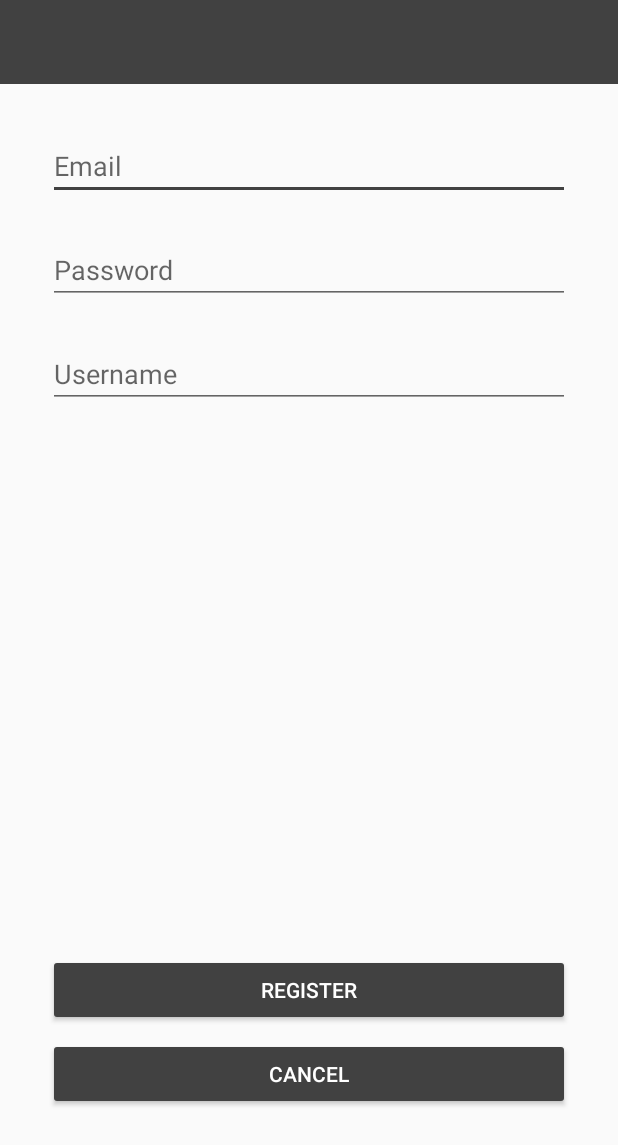
After one commit to gibbo49/MyBank, an Android app: the RegisterActivity screen opened directly, with no data from a screen before it, on a phone screen of 412 x 824 dp. The commit adds this screen. Shown: the top 1145 px of the screen. Run offline under Robolectric (Android 15) with nearby library versions, the phone set to English and light mode, and no system bars; our stand-ins replace Firebase (no records; nobody signed in at launch, a user with empty details on screens opened directly).

Commit message:
add register user activity and design layout

```diff
--- a/app/src/main/AndroidManifest.xml
+++ b/app/src/main/AndroidManifest.xml
@@ -2,7 +2,7 @@
 <manifest xmlns:android="http://schemas.android.com/apk/res/android"
     package="com.chrisgibson.mybank">
 
-    <uses-permission android:name="android.permission.INTERNET"/>
+    <uses-permission android:name="android.permission.INTERNET" />
 
     <application
         android:allowBackup="true"
@@ -10,8 +10,10 @@
         android:label="@string/app_name"
         android:supportsRtl="true"
         android:theme="@style/AppTheme">
-        <meta-data android:name="com.facebook.sdk.ApplicationId"
-            android:value="@string/facebook_app_id"/>
+        <meta-data
+            android:name="com.facebook.sdk.ApplicationId"
+            android:value="@string/facebook_app_id" />
+
         <activity android:name=".ListActivity">
             <intent-filter>
                 <action android:name="android.intent.action.MAIN" />
@@ -20,7 +22,8 @@
             </intent-filter>
         </activity>
         <activity android:name=".AddExpenseActivity" />
-        <activity android:name=".LoginActivity"></activity>
+        <activity android:name=".LoginActivity" />
+        <activity android:name=".RegisterActivity"></activity>
     </application>
 
 </manifest>
--- a/app/src/main/java/com/chrisgibson/mybank/LoginActivity.kt
+++ b/app/src/main/java/com/chrisgibson/mybank/LoginActivity.kt
@@ -5,6 +5,7 @@ import android.os.Bundle
 import android.support.design.widget.Snackbar
 import android.util.Log
 import android.view.View
+import android.widget.Toast
 import com.facebook.CallbackManager
 import com.facebook.FacebookCallback
 import com.facebook.FacebookException
@@ -30,7 +31,13 @@ class LoginActivity : AppCompatActivity() {
             override fun onSuccess(result: LoginResult?) {
                 if (result != null){
                     val credential = FacebookAuthProvider.getCredential(result.accessToken.token)
-                    //firebaseLogin(credential)
+                    auth.signInWithCredential(credential).addOnCompleteListener { task ->
+                        if (task.isSuccessful){
+                            Toast.makeText(this@LoginActivity,"Login Successfull",Toast.LENGTH_LONG).show()
+                        }else{
+                            Toast.makeText(this@LoginActivity,"Something went wrong. Please try again later",Toast.LENGTH_LONG).show()
+                        }
+                    }
                 }
             }
 
@@ -64,5 +71,9 @@ class LoginActivity : AppCompatActivity() {
 
     }
 
+    fun loginRegisterClicked(view: View){
+
+    }
+
 
 }
--- /dev/null
+++ b/app/src/main/java/com/chrisgibson/mybank/RegisterActivity.kt
@@ -0,0 +1,16 @@
+package com.chrisgibson.mybank
+
+import android.support.v7.app.AppCompatActivity
+import android.os.Bundle
+import com.google.firebase.auth.FirebaseAuth
+
+class RegisterActivity : AppCompatActivity() {
+
+    lateinit var auth: FirebaseAuth
+
+    override fun onCreate(savedInstanceState: Bundle?) {
+        super.onCreate(savedInstanceState)
+        setContentView(R.layout.activity_register)
+        auth = FirebaseAuth.getInstance()
+    }
+}
--- a/app/src/main/res/layout/activity_login.xml
+++ b/app/src/main/res/layout/activity_login.xml
@@ -74,6 +74,7 @@
         android:layout_width="wrap_content"
         android:layout_height="wrap_content"
         android:layout_marginBottom="8dp"
+        android:onClick="loginRegisterClicked"
         android:text="register"
         app:layout_constraintBottom_toBottomOf="parent"
         app:layout_constraintEnd_toEndOf="parent"
--- /dev/null
+++ b/app/src/main/res/layout/activity_register.xml
@@ -0,0 +1,96 @@
+<?xml version="1.0" encoding="utf-8"?>
+<android.support.constraint.ConstraintLayout xmlns:android="http://schemas.android.com/apk/res/android"
+    xmlns:app="http://schemas.android.com/apk/res-auto"
+    xmlns:tools="http://schemas.android.com/tools"
+    android:layout_width="match_parent"
+    android:layout_height="match_parent"
+    tools:context=".RegisterActivity">
+
+    <EditText
+        android:id="@+id/register_email_text"
+        android:layout_width="0dp"
+        android:layout_height="wrap_content"
+        android:layout_marginEnd="32dp"
+        android:layout_marginStart="32dp"
+        android:layout_marginTop="32dp"
+        android:ems="10"
+        android:hint="Email"
+        android:inputType="textEmailAddress"
+        app:layout_constraintEnd_toEndOf="parent"
+        app:layout_constraintHorizontal_bias="0.5"
+        app:layout_constraintStart_toStartOf="parent"
+        app:layout_constraintTop_toBottomOf="@+id/my_toolbar" />
+
+    <EditText
+        android:id="@+id/register_password_text"
+        android:layout_width="0dp"
+        android:layout_height="wrap_content"
+        android:layout_marginEnd="32dp"
+        android:layout_marginStart="32dp"
+        android:layout_marginTop="24dp"
+        android:ems="10"
+        android:hint="Password"
+        android:inputType="textPassword"
+        app:layout_constraintEnd_toEndOf="parent"
+        app:layout_constraintHorizontal_bias="0.5"
+        app:layout_constraintStart_toStartOf="parent"
+        app:layout_constraintTop_toBottomOf="@+id/register_email_text" />
+
+    <EditText
+        android:id="@+id/register_username_text"
+        android:layout_width="0dp"
+        android:layout_height="wrap_content"
+        android:layout_marginEnd="32dp"
+        android:layout_marginStart="32dp"
+        android:layout_marginTop="24dp"
+        android:ems="10"
+        android:hint="Username"
+        android:inputType="textPersonName"
+        app:layout_constraintEnd_toEndOf="parent"
+        app:layout_constraintHorizontal_bias="0.5"
+        app:layout_constraintStart_toStartOf="parent"
+        app:layout_constraintTop_toBottomOf="@+id/register_password_text" />
+
+    <Button
+        android:id="@+id/button2"
+        android:layout_width="0dp"
+        android:layout_height="wrap_content"
+        android:layout_marginBottom="8dp"
+        android:layout_marginEnd="32dp"
+        android:layout_marginStart="32dp"
+        android:backgroundTint="#414141"
+        android:text="Register"
+        android:textColor="#FFFFFF"
+        app:layout_constraintBottom_toTopOf="@+id/button3"
+        app:layout_constraintEnd_toEndOf="parent"
+        app:layout_constraintHorizontal_bias="0.5"
+        app:layout_constraintStart_toStartOf="parent" />
+
+    <Button
+        android:id="@+id/button3"
+        android:layout_width="0dp"
+        android:layout_height="wrap_content"
+        android:layout_marginBottom="84dp"
+        android:layout_marginEnd="32dp"
+        android:layout_marginStart="32dp"
+        android:backgroundTint="#414141"
+        android:text="Cancel"
+        android:textColor="#FFFFFF"
+        app:layout_constraintBottom_toBottomOf="parent"
+        app:layout_constraintEnd_toEndOf="parent"
+        app:layout_constraintHorizontal_bias="0.5"
+        app:layout_constraintStart_toStartOf="parent" />
+
+    <android.support.v7.widget.Toolbar
+        android:id="@+id/my_toolbar"
+        android:layout_width="0dp"
+        android:layout_height="wrap_content"
+        android:background="?attr/colorPrimary"
+        android:minHeight="?attr/actionBarSize"
+        android:theme="?attr/actionBarTheme"
+        app:layout_constraintEnd_toEndOf="parent"
+        app:layout_constraintHorizontal_bias="0.5"
+        app:layout_constraintStart_toStartOf="parent"
+        app:layout_constraintTop_toTopOf="parent"
+        app:titleTextColor="#FFFFFF"/>
+</android.support.constraint.ConstraintLayout>
```
